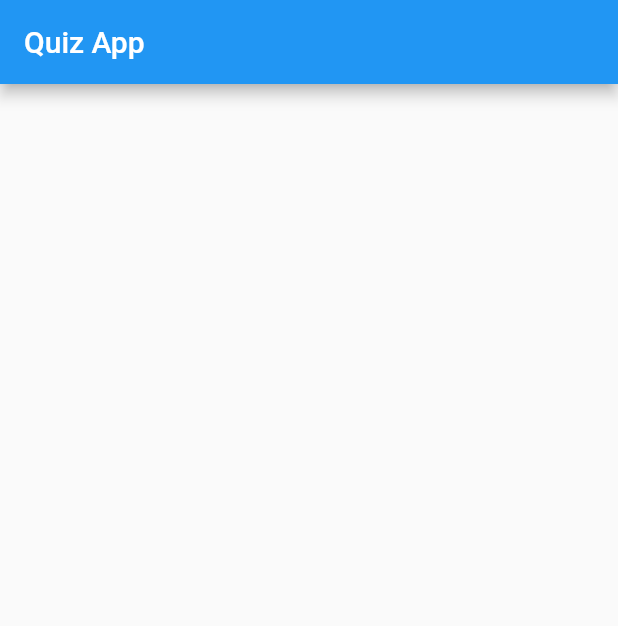
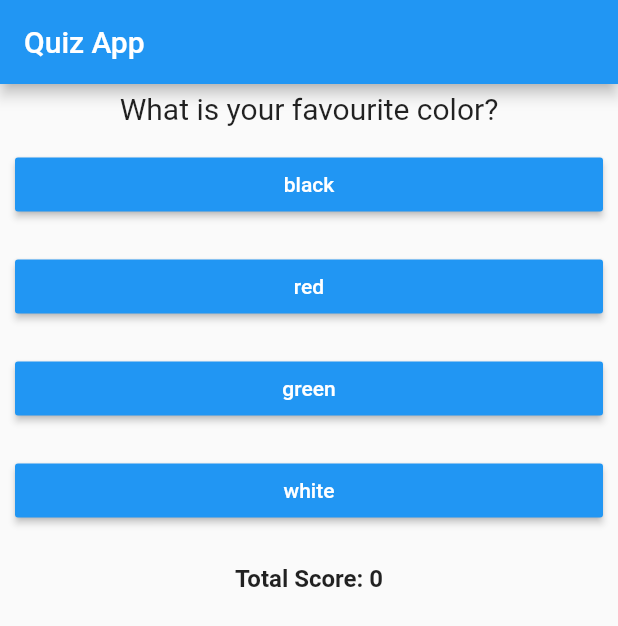
Before and after one commit to amrfatouh/flutter-first-app, a Flutter app: the screen it shows after launch, on a phone screen of 412 x 824 dp. Shown: the top 626 px of the screen. Run offline on Flutter 3.47's test engine with Material 2 defaults, Android fonts, the phone set to English and light mode, and no system bars; missing offline and left inert: dart:ffi.

Commit message:
quiz finished

```diff
--- /dev/null
+++ b/lib/answer.dart
@@ -0,0 +1,21 @@
+import 'package:flutter/material.dart';
+
+class Answer extends StatelessWidget {
+  final VoidCallback handleTab;
+  final String answerText;
+  Answer(this.answerText, this.handleTab);
+
+  @override
+  Widget build(BuildContext context) {
+    return Container(
+      margin: EdgeInsets.all(10),
+      width: double.infinity,
+      child: RaisedButton(
+        child: Text(answerText),
+        onPressed: handleTab,
+        color: Colors.blue,
+        textColor: Colors.white,
+      ),
+    );
+  }
+}
--- a/lib/main.dart
+++ b/lib/main.dart
@@ -1,8 +1,65 @@
 import 'package:flutter/material.dart';
+
+import './quiz.dart';
+import './result.dart';
 
 void main() => runApp(MyApp());
 
-class MyApp extends StatelessWidget {
+class MyApp extends StatefulWidget {
+  @override
+  State<StatefulWidget> createState() {
+    return _MyAppState();
+  }
+}
+
+class _MyAppState extends State {
+  var questions = [
+    {
+      "question": "What is your favourite color?",
+      "answers": [
+        {"answer": "black", "score": 10},
+        {"answer": "red", "score": 5},
+        {"answer": "green", "score": 3},
+        {"answer": "white", "score": 1},
+      ],
+    },
+    {
+      "question": "What is your favourite animal?",
+      "answers": [
+        {"answer": "rabbit", "score": 10},
+        {"answer": "snake", "score": 5},
+        {"answer": "bear", "score": 3},
+        {"answer": "lion", "score": 1},
+      ],
+    },
+    {
+      "question": "What is your favourite instructor?",
+      "answers": [
+        {"answer": "Ninja", "score": 10},
+        {"answer": "Traversy", "score": 5},
+        {"answer": "Grider", "score": 3},
+        {"answer": "Max", "score": 1},
+      ],
+    },
+  ];
+
+  int questionIndex = 0;
+  int totalScore = 0;
+
+  void handleTab(int score) {
+    setState(() {
+      totalScore += score;
+      questionIndex++;
+    });
+  }
+
+  void restart() {
+    setState(() {
+      totalScore = 0;
+      questionIndex = 0;
+    });
+  }
+
   @override
   Widget build(BuildContext context) {
     return MaterialApp(
@@ -10,9 +67,9 @@ class MyApp extends StatelessWidget {
         appBar: AppBar(
           title: Text("Quiz App"),
         ),
-        body: Column(
-          children: [],
-        ),
+        body: questionIndex < questions.length
+            ? Quiz(questions, questionIndex, totalScore, handleTab)
+            : Result(totalScore, restart),
       ),
     );
   }
--- /dev/null
+++ b/lib/question.dart
@@ -0,0 +1,20 @@
+import 'package:flutter/material.dart';
+
+class Question extends StatelessWidget {
+  final String questionText;
+
+  Question(this.questionText);
+
+  @override
+  Widget build(BuildContext context) {
+    return Container(
+      child: Text(
+        questionText,
+        style: TextStyle(fontSize: 20),
+        textAlign: TextAlign.center,
+      ),
+      width: double.infinity,
+      margin: EdgeInsets.all(5),
+    );
+  }
+}
--- /dev/null
+++ b/lib/quiz.dart
@@ -0,0 +1,39 @@
+import 'dart:ffi';
+
+import 'package:flutter/material.dart';
+
+import './question.dart';
+import './answer.dart';
+
+class Quiz extends StatelessWidget {
+  final List<Map<String, Object>> questions;
+  final int questionIndex;
+  final int totalScore;
+  final Function handleTab;
+
+  Quiz(this.questions, this.questionIndex, this.totalScore, this.handleTab);
+
+  @override
+  Widget build(BuildContext context) {
+    var answers;
+    if (questionIndex < questions.length) {
+      answers =
+          questions[questionIndex]['answers'] as List<Map<String, dynamic>>;
+    }
+    return Column(children: [
+      Question(questions[questionIndex]['question'] as String),
+      ...answers.map((answer) {
+        return Answer(answer['answer'], () => handleTab(answer['score']));
+      }),
+      Container(
+        child: Text(
+          'Total Score: ' + totalScore.toString(),
+          style: TextStyle(fontSize: 16, fontWeight: FontWeight.bold),
+          textAlign: TextAlign.center,
+        ),
+        width: double.infinity,
+        margin: EdgeInsets.all(15),
+      ),
+    ]);
+  }
+}
```
Also changed, not shown: lib/result.dart (added, +60 -0 lines).
